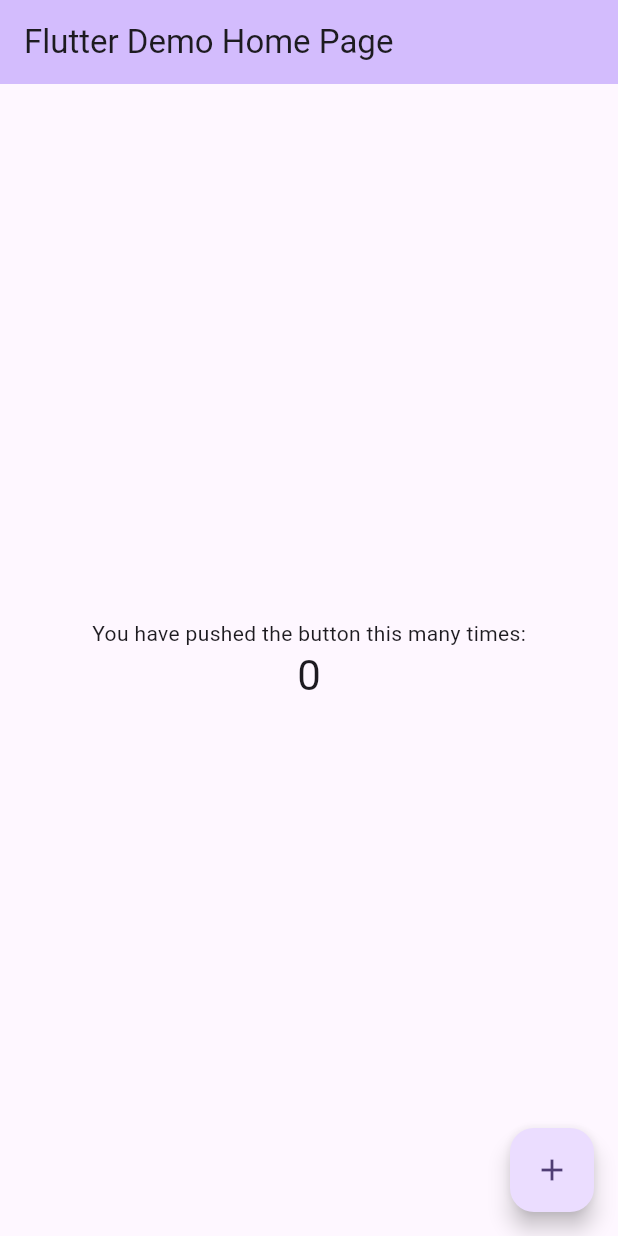
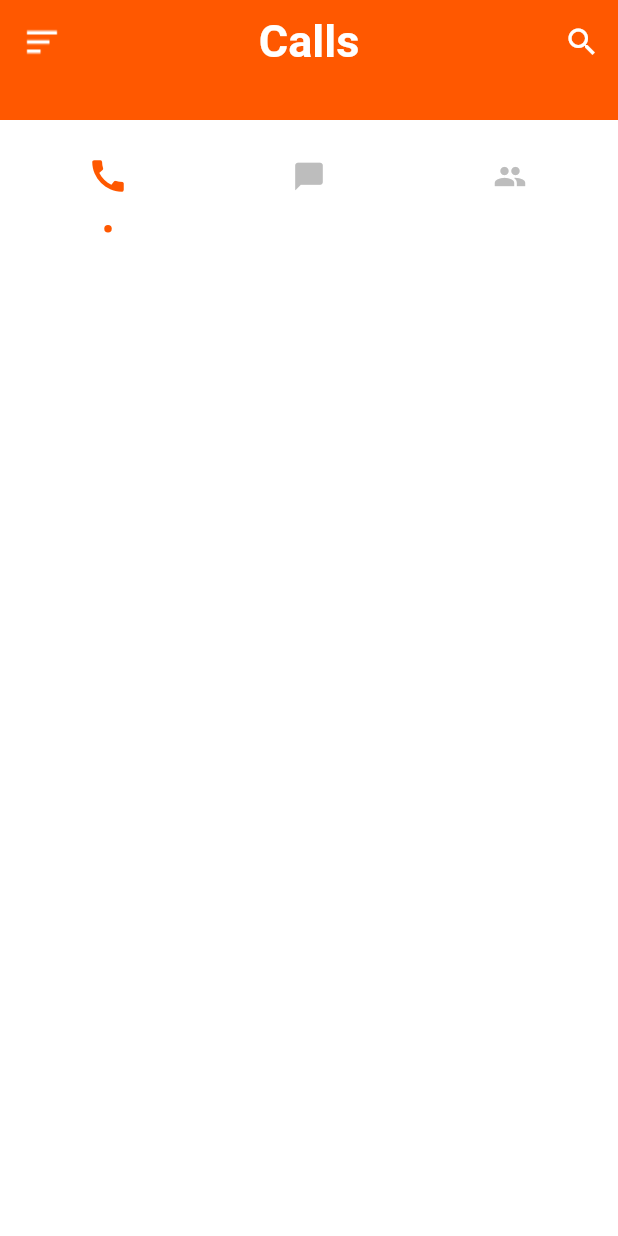
Before and after one commit to gracecleaners/vibeapp, a Flutter app: the screen it shows after launch, on a phone screen of 412 x 824 dp. Run offline on Flutter 3.47's test engine with Material 3 defaults, Android fonts, the light colour scheme and no system bars; our stand-ins replace google_fonts; Roboto replaces fonts that are missing (Ubuntu).

Commit message:
initial commit

```diff
--- /dev/null
+++ b/lib/const/colors.dart
@@ -0,0 +1,15 @@
+import 'package:flutter/material.dart';
+
+class Coloors {
+  Coloors._();
+  static const Color primary = Color(0xFFFF5800);
+  static const Color greenDark = Color(0xFF00A884);
+  static const Color greenLight = Color(0xFF008069);
+  static const Color blueDark = Color(0xFF53BDEB);
+  static const Color blueLight = Color(0xFF027EB5);
+  static const Color greyDark = Color(0xFF8696A0);
+  static const Color greyLight = Color(0xFF667781);
+  static const Color backgroundDark = Color(0xFF111B21);
+  static const Color backgroundLight = Color(0xFFFFFFFF);
+  static const Color greyBackground = Color(0xFF202C33);
+}
--- a/lib/main.dart
+++ b/lib/main.dart
@@ -1,4 +1,5 @@
 import 'package:flutter/material.dart';
+import 'package:vibeapp/view/pages/home_screen.dart';
 
 void main() {
   runApp(const MyApp());
@@ -11,115 +12,13 @@
   @override
   Widget build(BuildContext context) {
     return MaterialApp(
+      debugShowCheckedModeBanner: false,
       title: 'Flutter Demo',
       theme: ThemeData(
-        // This is the theme of your application.
-        //
-        // TRY THIS: Try running your application with "flutter run". You'll see
-        // the application has a purple toolbar. Then, without quitting the app,
-        // try changing the seedColor in the colorScheme below to Colors.green
-        // and then invoke "hot reload" (save your changes or press the "hot
-        // reload" button in a Flutter-supported IDE, or press "r" if you used
-        // the command line to start the app).
-        //
-        // Notice that the counter didn't reset back to zero; the application
-        // state is not lost during the reload. To reset the state, use hot
-        // restart instead.
-        //
-        // This works for code too, not just values: Most code changes can be
-        // tested with just a hot reload.
         colorScheme: ColorScheme.fromSeed(seedColor: Colors.deepPurple),
         useMaterial3: true,
       ),
-      home: const MyHomePage(title: 'Flutter Demo Home Page'),
+      home: MainHome()
     );
   }
 }
-
-class MyHomePage extends StatefulWidget {
-  const MyHomePage({super.key, required this.title});
-
-  // This widget is the home page of your application. It is stateful, meaning
-  // that it has a State object (defined below) that contains fields that affect
-  // how it looks.
-
-  // This class is the configuration for the state. It holds the values (in this
-  // case the title) provided by the parent (in this case the App widget) and
-  // used by the build method of the State. Fields in a Widget subclass are
-  // always marked "final".
-
-  final String title;
-
-  @override
-  State<MyHomePage> createState() => _MyHomePageState();
-}
-
-class _MyHomePageState extends State<MyHomePage> {
-  int _counter = 0;
-
-  void _incrementCounter() {
-    setState(() {
-      // This call to setState tells the Flutter framework that something has
-      // changed in this State, which causes it to rerun the build method below
-      // so that the display can reflect the updated values. If we changed
-      // _counter without calling setState(), then the build method would not be
-      // called again, and so nothing would appear to happen.
-      _counter++;
-    });
-  }
-
-  @override
-  Widget build(BuildContext context) {
-    // This method is rerun every time setState is called, for instance as done
-    // by the _incrementCounter method above.
-    //
-    // The Flutter framework has been optimized to make rerunning build methods
-    // fast, so that you can just rebuild anything that needs updating rather
-    // than having to individually change instances of widgets.
-    return Scaffold(
-      appBar: AppBar(
-        // TRY THIS: Try changing the color here to a specific color (to
-        // Colors.amber, perhaps?) and trigger a hot reload to see the AppBar
-        // change color while the other colors stay the same.
-        backgroundColor: Theme.of(context).colorScheme.inversePrimary,
-        // Here we take the value from the MyHomePage object that was created by
-        // the App.build method, and use it to set our appbar title.
-        title: Text(widget.title),
-      ),
-      body: Center(
-        // Center is a layout widget. It takes a single child and positions it
-        // in the middle of the parent.
-        child: Column(
-          // Column is also a layout widget. It takes a list of children and
-          // arranges them vertically. By default, it sizes itself to fit its
-          // children horizontally, and tries to be as tall as its parent.
-          //
-          // Column has various properties to control how it sizes itself and
-          // how it positions its children. Here we use mainAxisAlignment to
-          // center the children vertically; the main axis here is the vertical
-          // axis because Columns are vertical (the cross axis would be
-          // horizontal).
-          //
-          // TRY THIS: Invoke "debug painting" (choose the "Toggle Debug Paint"
-          // action in the IDE, or press "p" in the console), to see the
-          // wireframe for each widget.
-          mainAxisAlignment: MainAxisAlignment.center,
-          children: <Widget>[
-            const Text(
-              'You have pushed the button this many times:',
-            ),
-            Text(
-              '$_counter',
-              style: Theme.of(context).textTheme.headlineMedium,
-            ),
-          ],
-        ),
-      ),
-      floatingActionButton: FloatingActionButton(
-        onPressed: _incrementCounter,
-        tooltip: 'Increment',
-        child: const Icon(Icons.add),
-      ), // This trailing comma makes auto-formatting nicer for build methods.
-    );
-  }
-}
--- /dev/null
+++ b/lib/view/pages/home_screen.dart
@@ -0,0 +1,158 @@
+import 'package:flutter/material.dart';
+import 'package:google_fonts/google_fonts.dart';
+import 'package:vibeapp/const/colors.dart';
+import 'package:vibeapp/view/pages/chat.dart';
+import 'package:vibeapp/widgets/chat_widget.dart';
+import 'package:vibeapp/widgets/drawer_items.dart';
+
+class MainHome extends StatefulWidget {
+  const MainHome({Key? key}) : super(key: key);
+
+  @override
+  State<MainHome> createState() => _MainHomeState();
+}
+
+class _MainHomeState extends State<MainHome> {
+  /// List of Tab Bar Item
+  List<String> items = [
+    "Calls",
+    "Chats",
+    "Contacts",
+  ];
+
+  /// List of body icon
+  List<IconData> icons = [
+    Icons.call,
+    Icons.chat_bubble,
+    Icons.people_sharp,
+  ];
+
+  /// List of pages for each tab
+  List<Widget> pages = [
+    Container(),
+    ChatsPage(),
+    Container(),
+  ];
+
+  int current = 0;
+  PageController pageController = PageController();
+
+  @override
+  Widget build(BuildContext context) {
+    return Scaffold(
+      backgroundColor: Colors.white,
+      appBar: PreferredSize(
+        preferredSize: Size(0, 80),
+        child: Container(
+          child: AppBar(
+            centerTitle: true,
+            backgroundColor: Color(0xFFFF5800),
+            title: Text(
+              items[current],
+              style: GoogleFonts.ubuntu(
+                fontWeight: FontWeight.bold,
+                color: Colors.white,
+                fontSize: 30
+              ),
+            ),
+            leading: Builder(
+              builder: (BuildContext context) {
+                return GestureDetector(
+                  onTap: () {
+                    Scaffold.of(context).openDrawer();
+                  },
+                  child: Image.asset("assets/images/drawer.png"),
+                );
+              }
+            ),
+            actions: [
+              IconButton(onPressed: (){}, icon: Icon(Icons.search, color: Colors.white,))
+            ],
+          ),
+        ),
+      ),
+      drawer: DrawerItems(),
+      body: Container(
+        width: double.infinity,
+        height: double.infinity,
+        margin: const EdgeInsets.all(5),
+        child: Column(
+          children: [
+            /// Tab Bar
+           /// Tab Bar
+SizedBox(
+  width: double.infinity,
+  height: 80,
+  child: Row(
+    mainAxisAlignment: MainAxisAlignment.spaceEvenly,
+    children: List.generate(items.length, (index) {
+      return Expanded(
+        child: Column(
+          children: [
+            GestureDetector(
+              onTap: () {
+                setState(() {
+                  current = index;
+                });
+                pageController.animateToPage(
+                  current,
+                  duration: const Duration(milliseconds: 200),
+                  curve: Curves.ease,
+                );
+              },
+              child: AnimatedContainer(
+                duration: const Duration(milliseconds: 300),
+                margin: const EdgeInsets.all(5),
+                width: double.infinity,
+                height: 55,
+                child: Center(
+                  child: Column(
+                    mainAxisAlignment: MainAxisAlignment.center,
+                    children: [
+                      Icon(
+                        icons[index],
+                        size: current == index ? 28 : 22,
+                        color: current == index
+                            ? Coloors.primary
+                            : Colors.grey.shade400,
+                      ),
+
+                    ],
+                  ),
+                ),
+              ),
+            ),
+            Visibility(
+              visible: current == index,
+              child: Container(
+                width: 5,
+                height: 5,
+                decoration: const BoxDecoration(
+                    color: Coloors.primary, shape: BoxShape.circle),
+              ),
+            ),
+          ],
+        ),
+      );
+    }),
+  ),
+),
+
+
+            /// MAIN BODY
+            Expanded(
+              child: PageView.builder(
+                itemCount: pages.length,
+                controller: pageController,
+                physics: const NeverScrollableScrollPhysics(),
+                itemBuilder: (context, index) {
+                  return pages[index];
+                },
+              ),
+            ),
+          ],
+        ),
+      ),
+    );
+  }
+}
--- a/pubspec.yaml
+++ b/pubspec.yaml
@@ -35,6 +35,7 @@ dependencies:
   # The following adds the Cupertino Icons font to your application.
   # Use with the CupertinoIcons class for iOS style icons.
   cupertino_icons: ^1.0.6
+  google_fonts: ^6.2.1
 
 dev_dependencies:
   flutter_test:
@@ -59,9 +60,8 @@ flutter:
   uses-material-design: true
 
   # To add assets to your application, add an assets section, like this:
-  # assets:
-  #   - images/a_dot_burr.jpeg
-  #   - images/a_dot_ham.jpeg
+  assets:
+    - assets/images/
 
   # An image asset can refer to one or more resolution-specific "variants", see
   # https://flutter.dev/assets-and-images/#resolution-aware
```
Also changed, not shown: lib/view/pages/chat.dart (added, +63 -0 lines), lib/widgets/app_bar_widget.dart (added, +12 -0 lines), lib/widgets/chat_widget.dart (added, +61 -0 lines), lib/widgets/circle_image.dart (added, +29 -0 lines), lib/widgets/drawer_items.dart (added, +210 -0 lines), lib/widgets/search.dart (added, +61 -0 lines), assets/images/107469260.jpeg (added), assets/images/110044356.jpeg (added), assets/images/149697587.jpeg (added), assets/images/15224992.jpeg (added), assets/images/3.png (added), assets/images/93254952.jpeg (added), assets/images/drawer.png (added), assets/images/okumu1.png (added), 3 more files, 62 other files.
